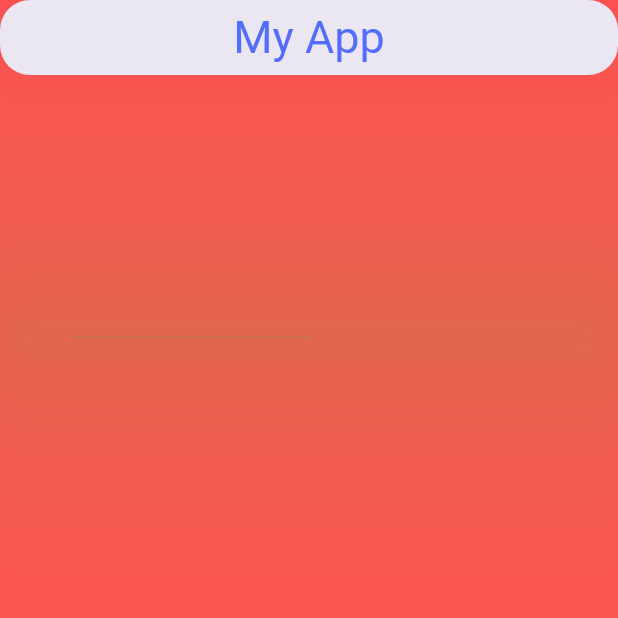
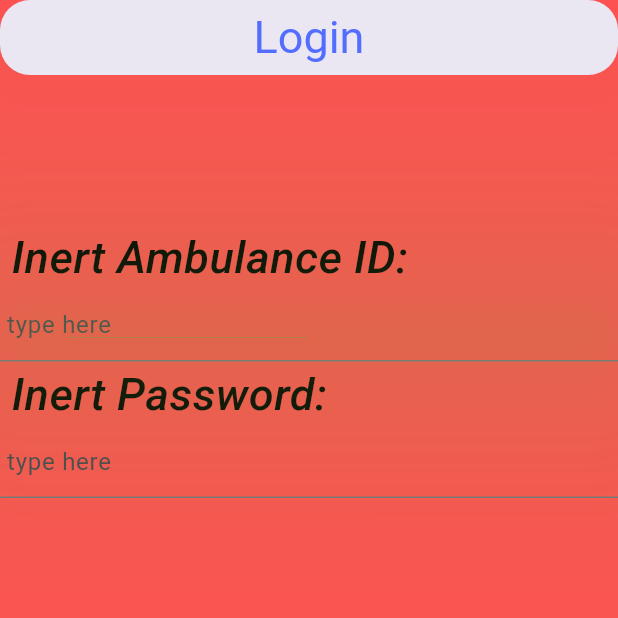
Before and after one commit to gerardocentrella/assd_project_ambulance, a Flutter app: the screen it shows after launch, on a phone screen of 412 x 824 dp, the top half of it. Run offline on Flutter 3.47's test engine with Material 3 defaults, Android fonts, the phone set to English and light mode, and no system bars.

Commit message:
updated body login page

```diff
--- a/lib/pages/login.dart
+++ b/lib/pages/login.dart
@@ -13,13 +13,22 @@ class Login extends StatefulWidget{
 
 class _Login extends State<Login> {
 
+TextStyle customTextStyle(){
+  return const TextStyle(
+      fontSize: 30,
+      fontWeight: FontWeight.w500,
+      color: Colors.black,
+      fontStyle: FontStyle.italic
+    );
+}
+
 
   @override
   Widget build(BuildContext context) {
 
     return Scaffold(
       backgroundColor: Colors.redAccent,
-      appBar: AppBar(title: const Text('My App'),
+      appBar: AppBar(title: const Text('Login'),
           centerTitle: true,
           backgroundColor: Colors.white,
           elevation: 100,
@@ -33,8 +42,32 @@ class _Login extends State<Login> {
             borderRadius: BorderRadius.circular(20),
             borderSide: const BorderSide(color: Colors.transparent, width: 5),
             gapPadding: 120,)
-          )
+          ),
 
+      body: Container(
+          child: Column(
+            crossAxisAlignment: CrossAxisAlignment.start,
+            children: <Widget>[
+                Container(
+                  height: 100,
+                ),
+                Text(' Inert Ambulance ID:', textAlign: TextAlign.left, style: customTextStyle()),
+              const TextField(
+                decoration: InputDecoration(
+                  border: UnderlineInputBorder(),
+                  hintText: ' type here',
+                ),
+              ),
+                Text(' Inert Password:', textAlign: TextAlign.left, style: customTextStyle()),
+            const TextField(
+              decoration: InputDecoration(
+               border: UnderlineInputBorder(),
+               hintText: ' type here',
+               ),
+              ),
+            ],
+          ),
+      ),
     );
   }
 }
--- a/pubspec.yaml
+++ b/pubspec.yaml
@@ -53,7 +53,7 @@ dev_dependencies:
 # The following section is specific to Flutter packages.
 flutter:
   assets:
-    - lib/assets/images/ambulance.jpg
+    - lib/assets/images/ambulance.png
   # The following line ensures that the Material Icons font is
   # included with your application, so that you can use the icons in
   # the material Icons class.
```
